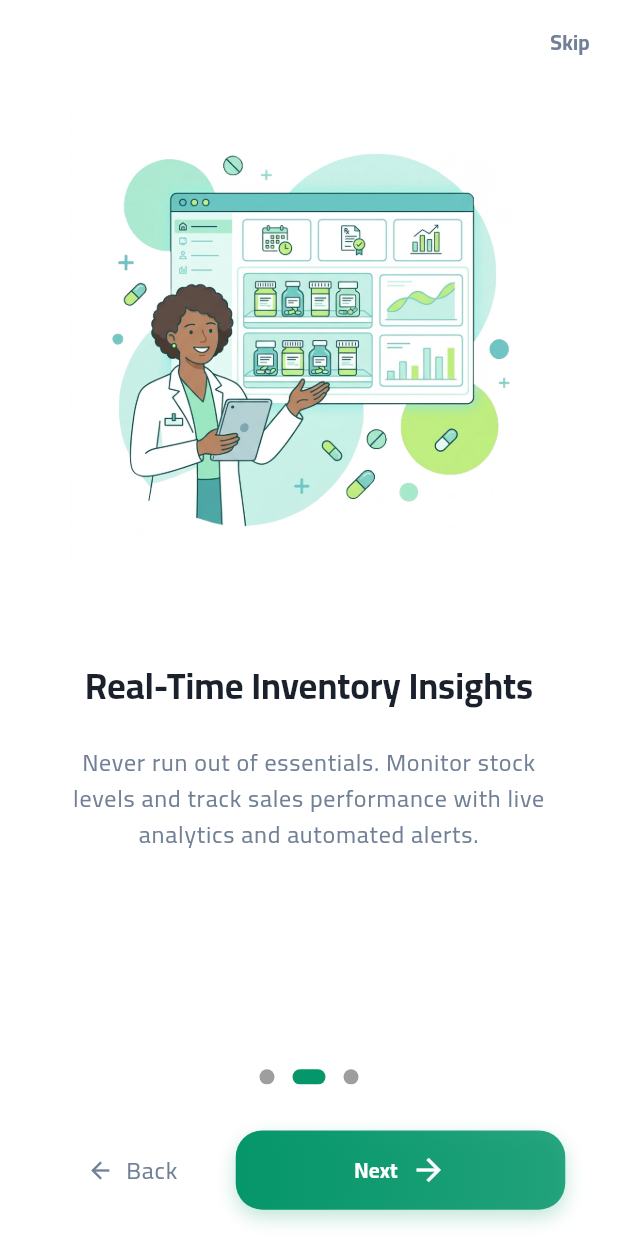
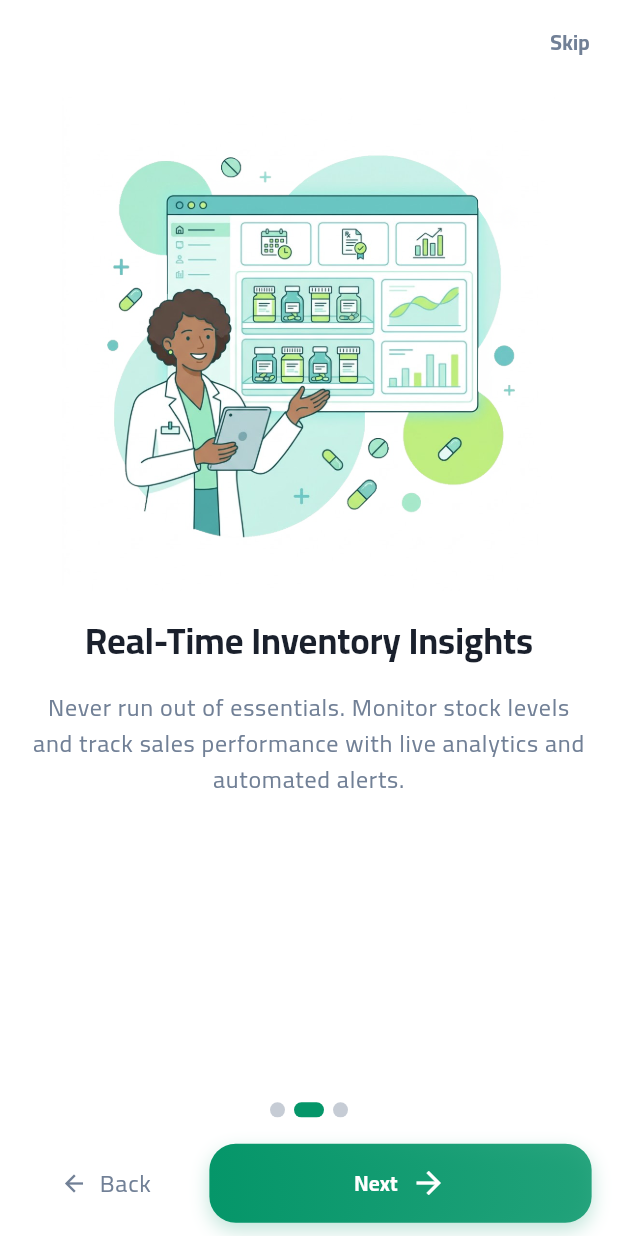
Before and after one commit to CuzImMazen/PharmaTech, a Flutter app: the screen it shows after launch, after a tap on "Next", on a phone screen of 412 x 824 dp. Run offline on Flutter 3.47's test engine with Material 3 defaults, Android fonts, the phone set to English and light mode, and no system bars; drawn by our look-alikes of introduction_screen, smooth_page_indicator; our stand-ins replace cached_network_image, device_preview, flutter_bloc, freezed_annotation, get_it, go_router and 2 more.

Commit message:
removed third party package - ladapative layout systemfor diffrent devices

```diff
--- a/lib/core/extensions/app_design_system_ext.dart
+++ b/lib/core/extensions/app_design_system_ext.dart
@@ -19,6 +19,9 @@ extension AppDesignSystem on BuildContext {
 
   /// Returns width based on percentage of screen (0.1 = 10%)
   double wp(double percent) => screenWidth * percent;
+
+  // check device mode
+  bool get isLandScape => screenWidth > screenHeight;
 
   // 2. RAW SCALED VALUES (Doubles)
   // ------------------------------------------------------------------------
--- a/lib/core/router/app_router.dart
+++ b/lib/core/router/app_router.dart
@@ -6,7 +6,7 @@ import 'package:pharmacy_app/features/splash/presentation/screens/splash_screen.
 
 class AppRouter {
   static final router = GoRouter(
-    initialLocation: AppRoutes.splash,
+    initialLocation: AppRoutes.onboarding,
     routes: [
       GoRoute(
         path: AppRoutes.splash,
--- /dev/null
+++ b/lib/core/utils/helpers/adaptive_layout.dart
@@ -0,0 +1,36 @@
+import 'package:flutter/material.dart';
+
+class AdaptiveLayout extends StatelessWidget {
+  const AdaptiveLayout({
+    super.key,
+    required this.mobileLayout,
+    this.tabletLayout,
+    this.desktopLayout,
+  });
+
+  final WidgetBuilder mobileLayout;
+  final WidgetBuilder? tabletLayout;
+  final WidgetBuilder? desktopLayout;
+
+  static const double tabletBreakpoint = 800;
+  static const double desktopBreakpoint = 1200;
+
+  @override
+  Widget build(BuildContext context) {
+    return LayoutBuilder(
+      builder: (context, constraints) {
+        final width = constraints.maxWidth;
+
+        if (width >= desktopBreakpoint && desktopLayout != null) {
+          return desktopLayout!(context);
+        }
+
+        if (width >= tabletBreakpoint && tabletLayout != null) {
+          return tabletLayout!(context);
+        }
+
+        return mobileLayout(context);
+      },
+    );
+  }
+}
--- /dev/null
+++ b/lib/core/utils/helpers/image_helper.dart
@@ -0,0 +1,65 @@
+import 'package:flutter/material.dart';
+import 'package:cached_network_image/cached_network_image.dart';
+
+enum ImageType { network, asset }
+
+class AppImage extends StatelessWidget {
+  final String path;
+  final ImageType type;
+  final double? width;
+  final double? height;
+  final BoxFit fit;
+
+  const AppImage.network(
+    this.path, {
+    super.key,
+    this.width,
+    this.height,
+    this.fit = BoxFit.cover,
+  }) : type = ImageType.network;
+
+  const AppImage.asset(
+    this.path, {
+    super.key,
+    this.width,
+    this.height,
+    this.fit = BoxFit.cover,
+  }) : type = ImageType.asset;
+
+  @override
+  Widget build(BuildContext context) {
+    switch (type) {
+      case ImageType.network:
+        return _buildNetwork();
+      case ImageType.asset:
+        return _buildAsset();
+    }
+  }
+
+  Widget _buildNetwork() {
+    if (path.isEmpty) return _errorWidget();
+
+    return CachedNetworkImage(
+      imageUrl: path,
+      width: width,
+      height: height,
+      fit: fit,
+      placeholder: (_, _) => _placeholder(),
+      errorWidget: (_, _, _) => _errorWidget(),
+    );
+  }
+
+  Widget _buildAsset() {
+    return Image.asset(
+      path,
+      width: width,
+      height: height,
+      fit: fit,
+      errorBuilder: (_, _, _) => _errorWidget(),
+    );
+  }
+
+  Widget _placeholder() => const Center(child: CircularProgressIndicator());
+
+  Widget _errorWidget() => const Icon(Icons.broken_image);
+}
--- a/lib/features/onboarding/presentation/screens/onboarding_screen.dart
+++ b/lib/features/onboarding/presentation/screens/onboarding_screen.dart
@@ -1,17 +1,19 @@
 import 'package:flutter/material.dart';
 import 'package:go_router/go_router.dart';
-import 'package:introduction_screen/introduction_screen.dart';
 import 'package:pharmacy_app/core/consts/assets.dart';
 import 'package:pharmacy_app/core/di/service_locator.dart';
 import 'package:pharmacy_app/core/extensions/app_design_system_ext.dart';
 import 'package:pharmacy_app/core/extensions/localization_ext.dart';
-
 import 'package:pharmacy_app/core/extensions/text_theme_ext.dart';
 import 'package:pharmacy_app/core/extensions/theme_colors_ext.dart';
 import 'package:pharmacy_app/core/router/app_routes.dart';
 import 'package:pharmacy_app/core/storage/prefs/shared_prefs_keys.dart';
+
 import 'package:pharmacy_app/core/storage/prefs/shared_prefs_service.dart';
 import 'package:pharmacy_app/features/onboarding/presentation/widgets/onboarding_footer.dart';
+
+import 'package:pharmacy_app/features/onboarding/presentation/widgets/onboarding_page.dart';
+import 'package:smooth_page_indicator/smooth_page_indicator.dart';
 
 class OnboardingScreen extends StatefulWidget {
   const OnboardingScreen({super.key});
@@ -21,170 +23,145 @@ class OnboardingScreen extends StatefulWidget {
 }
 
 class _OnboardingScreenState extends State<OnboardingScreen> {
-  final _introKey = GlobalKey<IntroductionScreenState>();
+  late final PageController _controller;
+  final ValueNotifier<int> _currentPageIndex = ValueNotifier(0);
 
-  late List<PageViewModel> _pages;
-
-  int _currentIndex = 0;
-  bool _isNavigating = false;
-  bool _didCacheImages = false;
-
-  @override
-  void didChangeDependencies() {
-    super.didChangeDependencies();
-
-    // Cache images once
-    if (!_didCacheImages) {
-      for (final img in _imageAssets) {
-        precacheImage(AssetImage(img), context);
-      }
-      _didCacheImages = true;
-    }
-
-    // Build pages once per dependency change (for localization/theme)
-    _pages = _buildPages(context);
-  }
-
-  // ---------- CONSTANTS ----------
-  static const List<String> _imageAssets = [
-    AppAssets.onboarding1,
-    AppAssets.onboarding2,
-    AppAssets.onboarding3,
-  ];
-
-  // ---------- DECORATION ----------
-  PageDecoration _pageDecoration(BuildContext context) {
-    return PageDecoration(
-      titleTextStyle: context.text.headlineMedium!,
-      bodyTextStyle: context.text.bodyLarge!.copyWith(color: context.muted),
-    );
-  }
-
-  // ---------- PAGES ----------
-  List<PageViewModel> _buildPages(BuildContext context) {
+  List<OnBoardingPage> _buildPages(BuildContext context) {
     return [
-      _page(
-        context,
+      OnBoardingPage(
+        image: AppAssets.onboarding1,
         title: context.tr.onboarding_page1_title,
-        body: context.tr.onboarding_page1_desc,
-        image: _imageAssets[0],
+        description: context.tr.onboarding_page1_desc,
       ),
-      _page(
-        context,
+      OnBoardingPage(
+        image: AppAssets.onboarding2,
         title: context.tr.onboarding_page2_title,
-        body: context.tr.onboarding_page2_desc,
-        image: _imageAssets[1],
+        description: context.tr.onboarding_page2_desc,
       ),
-      _page(
-        context,
+      OnBoardingPage(
+        image: AppAssets.onboarding3,
         title: context.tr.onboarding_page3_title,
-        body: context.tr.onboarding_page3_desc,
-        image: _imageAssets[2],
+        description: context.tr.onboarding_page3_desc,
       ),
     ];
   }
 
-  PageViewModel _page(
-    BuildContext context, {
-    required String title,
-    required String body,
-    required String image,
-  }) {
-    return PageViewModel(
-      decoration: _pageDecoration(context),
-      title: title,
-      body: body,
-      image: Image.asset(image, fit: BoxFit.contain),
+  @override
+  void initState() {
+    _controller = PageController();
+    super.initState();
+  }
+
+  @override
+  void dispose() {
+    _controller.dispose();
+    _currentPageIndex.dispose();
+    super.dispose();
+  }
+
+  void _nextPage(int lastPageIndex) {
+    if (_currentPageIndex.value >= lastPageIndex) {
+      _finish();
+      return;
+    }
+    _controller.nextPage(
+      duration: const Duration(milliseconds: 300),
+      curve: Curves.easeInOut,
     );
   }
 
-  // ---------- NAVIGATION ----------
-  void _handleBack() {
-    if (_currentIndex > 0) {
-      _introKey.currentState?.previous();
-    }
+  void _previousPage() {
+    _controller.previousPage(
+      duration: const Duration(milliseconds: 300),
+      curve: Curves.easeInOut,
+    );
   }
 
-  void _handleNext() {
-    final isLast = _currentIndex == _pages.length - 1;
-
-    if (isLast) {
-      _finish();
-    } else {
-      _introKey.currentState?.next();
-    }
-  }
-
-  Future<void> _finish() async {
-    if (_isNavigating) return;
-
-    setState(() => _isNavigating = true);
-
+  void _finish() {
     try {
-      await sl<SharedPrefsService>().setBool(PrefsKeys.isOnboardingSeen, true);
+      sl<SharedPrefsService>().setBool(PrefsKeys.isOnboardingSeen, true);
     } catch (e) {
       debugPrint('Onboarding Storage Error (Non-fatal): $e');
     }
 
     if (!mounted) return;
-
     context.go(AppRoutes.login);
   }
 
-  // ---------- BUILD ----------
   @override
   Widget build(BuildContext context) {
-    final isLast = _currentIndex == _pages.length - 1;
-    final isFirst = _currentIndex == 0;
+    final List<OnBoardingPage> pages = _buildPages(context);
+    final int totalPages = pages.length;
+    final int lastPageIndex = totalPages - 1;
 
     return Scaffold(
       appBar: AppBar(
         backgroundColor: Colors.transparent,
         elevation: 0,
         actions: [
-          if (!isLast)
-            TextButton(
-              onPressed: _isNavigating ? null : _finish,
+          ValueListenableBuilder<int>(
+            valueListenable: _currentPageIndex,
+            builder: (context, pageIndex, _) {
+              final isLastPage = pageIndex == lastPageIndex;
+
+              return AnimatedOpacity(
+                duration: const Duration(milliseconds: 200),
+                opacity: isLastPage ? 0.0 : 1.0,
+                child: IgnorePointer(
+                  ignoring: isLastPage,
+                  child: TextButton(
+                    onPressed: _finish,
                     child: Text(
                       context.tr.onboarding_skip,
-                style: context.text.labelLarge!.copyWith(
+                      style: context.text.labelLarge?.copyWith(
                         color: context.muted,
-                  fontWeight: FontWeight.w600,
                       ),
                     ),
+                  ),
+                ),
+              );
+            },
           ),
         ],
       ),
       body: SafeArea(
-        minimum: context.pScreen,
-        child: IntroductionScreen(
-          key: _introKey,
-          pages: _pages,
-
-          onChange: (index) {
-            if (_currentIndex != index) {
-              setState(() => _currentIndex = index);
-            }
+        child: Padding(
+          padding: context.pScreen,
+          child: Column(
+            children: [
+              Expanded(
+                child: PageView(
+                  controller: _controller,
+                  onPageChanged: (index) => _currentPageIndex.value = index,
+                  children: pages,
+                ),
+              ),
+              context.vMd,
+              SmoothPageIndicator(
+                controller: _controller,
+                count: totalPages,
+                effect: ExpandingDotsEffect(
+                  dotHeight: 10,
+                  dotWidth: 10,
+                  expansionFactor: 2,
+                  spacing: 6,
+                  activeDotColor: context.primary,
+                  dotColor: context.muted.withValues(alpha: 0.4),
+                ),
+              ),
+              context.vMd,
+              ValueListenableBuilder<int>(
+                valueListenable: _currentPageIndex,
+                builder: (context, pageIndex, _) {
+                  return OnboardingFooter(
+                    isFirst: pageIndex == 0,
+                    isLast: pageIndex == lastPageIndex,
+                    onNext: () => _nextPage(lastPageIndex),
+                    onBack: _previousPage,
+                  );
                 },
-
-          showDoneButton: false,
-          showNextButton: false,
-          showBackButton: false,
-
-          globalFooter: OnboardingFooter(
-            isFirst: isFirst,
-            isLast: isLast,
-            onNext: _handleNext,
-            onBack: _handleBack,
               ),
-
-          dotsDecorator: DotsDecorator(
-            activeColor: context.primary,
-            size: const Size(10, 10),
-            activeSize: const Size(22, 10),
-            activeShape: RoundedRectangleBorder(
-              borderRadius: BorderRadius.circular(25),
-            ),
+            ],
           ),
         ),
       ),
--- /dev/null
+++ b/lib/features/onboarding/presentation/widgets/on_boarding_text.dart
@@ -0,0 +1,36 @@
+import 'package:flutter/material.dart';
+import 'package:pharmacy_app/core/extensions/text_theme_ext.dart';
+import 'package:pharmacy_app/core/extensions/theme_colors_ext.dart';
+import 'package:pharmacy_app/core/extensions/app_design_system_ext.dart';
+
+class OnBoardingText extends StatelessWidget {
+  const OnBoardingText({
+    super.key,
+    required this.title,
+    required this.description,
+  });
+
+  final String title;
+  final String description;
+
+  @override
+  Widget build(BuildContext context) {
+    return Column(
+      children: [
+        Text(
+          title,
+          style: context.text.headlineMedium,
+          textAlign: TextAlign.center,
+        ),
+
+        context.vMd,
+
+        Text(
+          description,
+          style: context.text.bodyLarge!.copyWith(color: context.muted),
+          textAlign: TextAlign.center,
+        ),
+      ],
+    );
+  }
+}
--- a/lib/features/onboarding/presentation/widgets/onboarding_footer.dart
+++ b/lib/features/onboarding/presentation/widgets/onboarding_footer.dart
@@ -1,6 +1,6 @@
 import 'package:flutter/material.dart';
 import 'package:pharmacy_app/core/extensions/localization_ext.dart';
-import 'package:pharmacy_app/core/extensions/app_design_system_ext.dart';
+
 import 'package:pharmacy_app/core/extensions/text_theme_ext.dart';
 import 'package:pharmacy_app/core/extensions/theme_colors_ext.dart';
 import 'package:pharmacy_app/features/onboarding/presentation/widgets/onboarding_button.dart';
@@ -21,9 +21,7 @@ class OnboardingFooter extends StatelessWidget {
 
   @override
   Widget build(BuildContext context) {
-    return Padding(
-      padding: context.pScreen,
-      child: Row(
+    return Row(
       children: [
         AnimatedSize(
           duration: const Duration(milliseconds: 300),
@@ -61,7 +59,6 @@ class OnboardingFooter extends StatelessWidget {
           child: OnboardingButton(isLastPage: isLast, onTap: onNext),
         ),
       ],
-      ),
     );
   }
 }
--- /dev/null
+++ b/lib/features/onboarding/presentation/widgets/onboarding_mobile_layout.dart
@@ -0,0 +1,43 @@
+import 'package:flutter/material.dart';
+import 'package:pharmacy_app/core/extensions/app_design_system_ext.dart';
+import 'package:pharmacy_app/core/utils/helpers/image_helper.dart';
+import 'package:pharmacy_app/features/onboarding/presentation/widgets/on_boarding_text.dart';
+
+class OnBoardingMobileLayout extends StatelessWidget {
+  const OnBoardingMobileLayout({
+    super.key,
+    required this.image,
+    required this.title,
+    required this.description,
+  });
+
+  final String image;
+  final String title;
+  final String description;
+
+  @override
+  Widget build(BuildContext context) {
+    final imageHeight = context.isLandScape
+        ? context.hp(0.25)
+        : context.hp(0.4);
+
+    return SingleChildScrollView(
+      child: Column(
+        children: [
+          SizedBox(
+            height: imageHeight,
+            child: AppImage.asset(
+              image,
+              width: double.infinity,
+              fit: BoxFit.contain,
+            ),
+          ),
+
+          context.vMd,
+
+          OnBoardingText(title: title, description: description),
+        ],
+      ),
+    );
+  }
+}
--- /dev/null
+++ b/lib/features/onboarding/presentation/widgets/onboarding_page.dart
@@ -0,0 +1,29 @@
+import 'package:flutter/material.dart';
+import 'package:pharmacy_app/core/utils/helpers/adaptive_layout.dart';
+
+
+import 'onboarding_mobile_layout.dart';
+import 'onboarding_tablet_layout.dart';
+
+class OnBoardingPage extends StatelessWidget {
+  const OnBoardingPage({super.key, required this.image, required this.title, required this.description});
+
+  final String image;
+  final String title;
+  final String description;
+  @override
+  Widget build(BuildContext context) {
+    return AdaptiveLayout(
+      mobileLayout: (context) => OnBoardingMobileLayout(
+        image: image,
+        title: title,
+        description: description,
+      ),
+      tabletLayout: (context) => OnBoardingTabletLayout(
+        image: image,
+        title: title,
+        description: description,
+      ),
+    );
+  }
+}
--- /dev/null
+++ b/lib/features/onboarding/presentation/widgets/onboarding_tablet_layout.dart
@@ -0,0 +1,38 @@
+import 'package:flutter/material.dart';
+import 'package:pharmacy_app/core/extensions/app_design_system_ext.dart';
+import 'package:pharmacy_app/core/utils/helpers/image_helper.dart';
+import 'package:pharmacy_app/features/onboarding/presentation/widgets/on_boarding_text.dart';
+
+class OnBoardingTabletLayout extends StatelessWidget {
+  const OnBoardingTabletLayout({
+    super.key,
+    required this.image,
+    required this.title,
+    required this.description,
+  });
+
+  final String image;
+  final String title;
+  final String description;
+
+  @override
+  Widget build(BuildContext context) {
+    return Row(
+      children: [
+        Expanded(child: AppImage.asset(image, fit: BoxFit.contain)),
+
+        Expanded(
+          child: Padding(
+            padding: context.pScreen,
+            child: Column(
+              mainAxisAlignment: MainAxisAlignment.center,
+              children: [
+                OnBoardingText(title: title, description: description),
+              ],
+            ),
+          ),
+        ),
+      ],
+    );
+  }
+}
--- a/lib/main.dart
+++ b/lib/main.dart
@@ -10,7 +10,10 @@ void main() async {
   WidgetsFlutterBinding.ensureInitialized();
   await setupLocator();
 
-  runApp(PharmacyApp());
+  runApp(
+    //PharmacyApp()
+    DevicePreview(enabled: true, builder: (context) => const PharmacyApp()),
+  );
 }
 
 class PharmacyApp extends StatelessWidget {
--- a/pubspec.yaml
+++ b/pubspec.yaml
@@ -47,6 +47,7 @@ dependencies:
   flutter_secure_storage: ^10.0.0
   introduction_screen: ^4.0.0
   flutter_svg: ^2.2.4
+  cached_network_image: ^3.4.1
 
 
   # The following adds the Cupertino Icons font to your application.
```
Also changed, not shown: pubspec.lock, 1 other file. Lines whose indentation alone changed are shown as unchanged.
